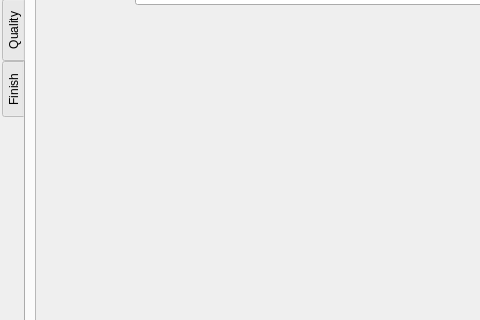
Michalaq/ChromosomeVisualizer, file QChromosome/rendersettings.ui: the form before one commit; both pictures show x 0 to 480 and y 177 to 497 of the 800 by 600 pixel window.
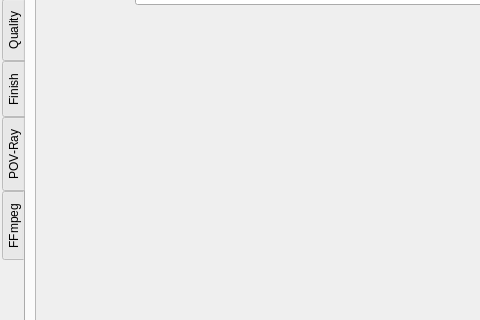
The form after the commit. Icons and pictures are not drawn. Custom widgets are drawn as their Qt base class.

Commit message: Added stubs for new settings

Diff of the .ui file:
```diff
--- a/QChromosome/rendersettings.ui
+++ b/QChromosome/rendersettings.ui
@@ -1109,6 +1109,16 @@
        </widget>
       </widget>
      </widget>
+     <widget class="QWidget" name="tab">
+      <attribute name="title">
+       <string>POV-Ray</string>
+      </attribute>
+     </widget>
+     <widget class="QWidget" name="tab_2">
+      <attribute name="title">
+       <string>FFmpeg</string>
+      </attribute>
+     </widget>
     </widget>
    </item>
   </layout>
```
